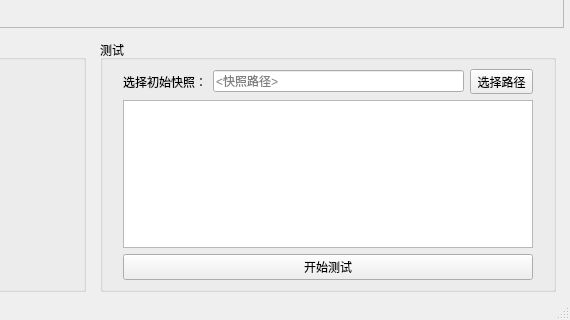
Above: ui/manageV0.1.ui from zfcfuture/CADS before the change; both pictures show x 830 to 1400 and y 480 to 800 of the 1400 by 800 pixel window. Below: the same form after it.
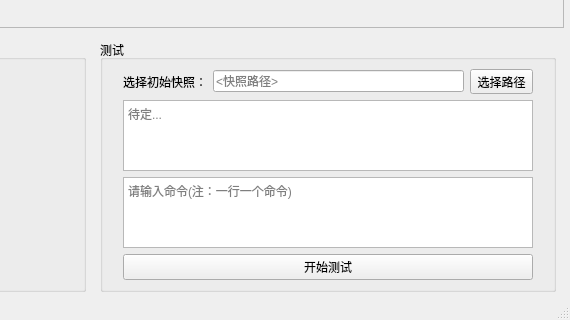
That is the form after the change. Icons and pictures are not drawn.

Patch:
```diff
--- a/ui/manageV0.1.ui
+++ b/ui/manageV0.1.ui
@@ -864,10 +864,21 @@
            </layout>
           </item>
           <item>
-           <widget class="QTextBrowser" name="textBrowser"/>
+           <widget class="QTextBrowser" name="textBrowser">
+            <property name="placeholderText">
+             <string>待定...</string>
+            </property>
+           </widget>
           </item>
           <item>
-           <widget class="QPushButton" name="test_Button">
+           <widget class="QPlainTextEdit" name="cmdTextEdit">
+            <property name="placeholderText">
+             <string>请输入命令(注：一行一个命令)</string>
+            </property>
+           </widget>
+          </item>
+          <item>
+           <widget class="QPushButton" name="testButton">
             <property name="text">
              <string>开始测试</string>
             </property>
```
Left out of the diff: 12 changed lines with no effect on the pictures.
